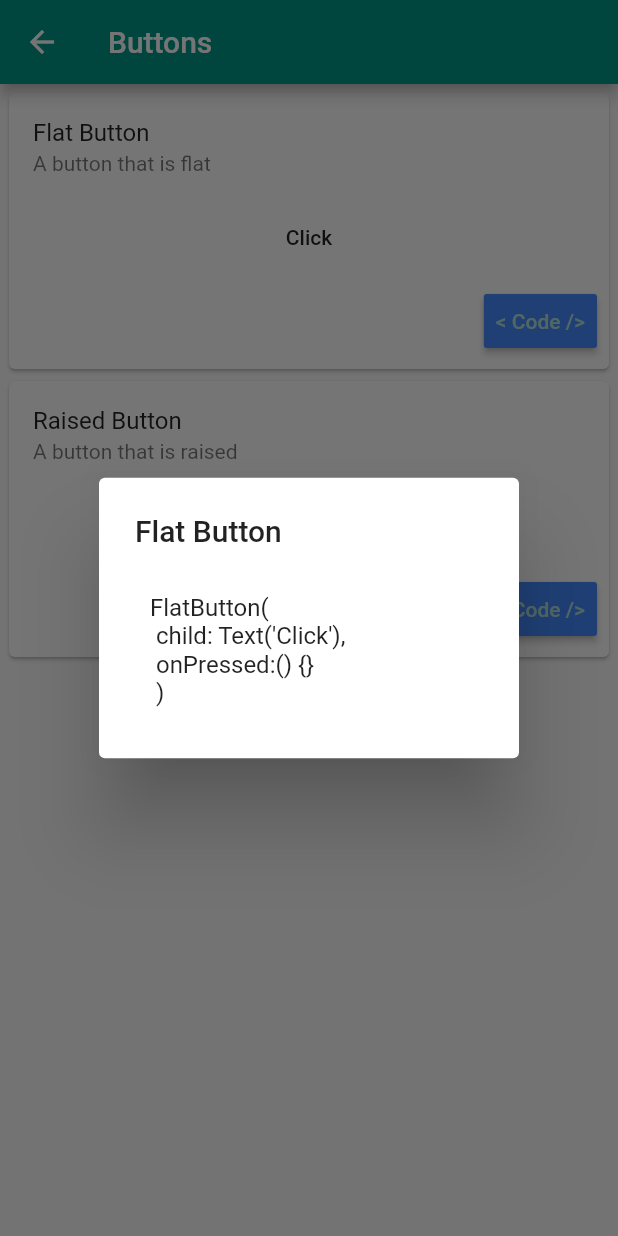
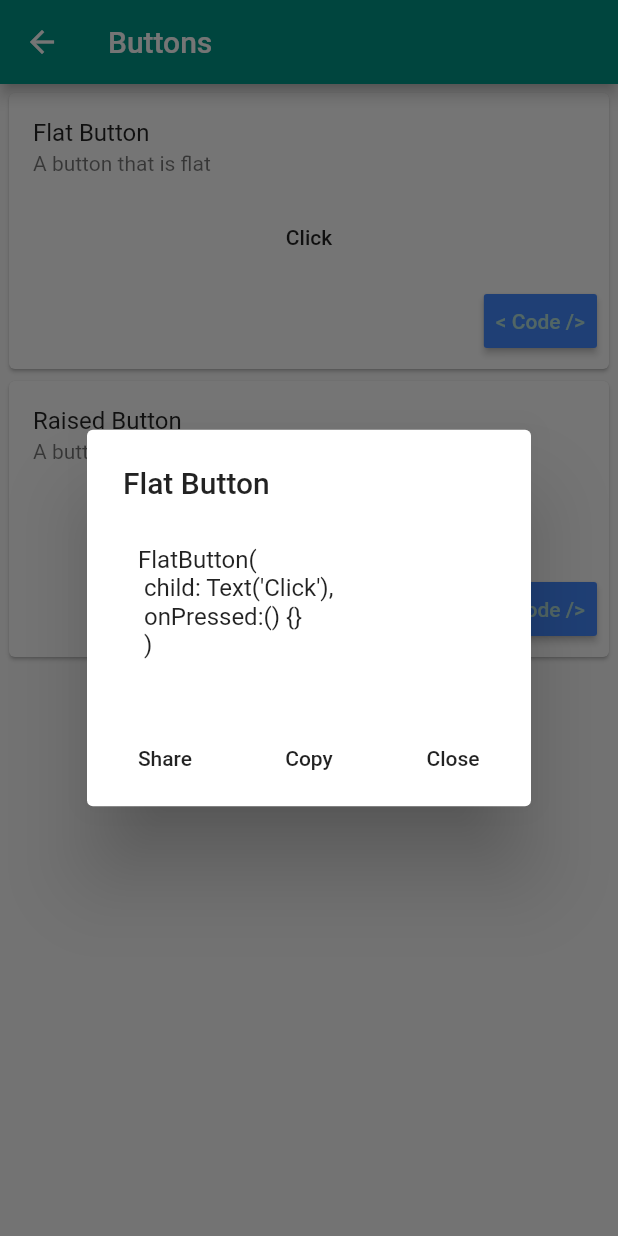
Before and after one commit to Adrieldf/allthewidgets, a Flutter app: the ButtonsPage screen opened directly, after a tap on "< Code />", on a phone screen of 412 x 824 dp. Run offline on Flutter 3.47's test engine with Material 2 defaults, Android fonts, the phone set to English and light mode, and no system bars; our stand-ins replace share.

Commit message:
copy and share code buttons

```diff
--- a/lib/cards/cardWithCodeButton.dart
+++ b/lib/cards/cardWithCodeButton.dart
@@ -1,4 +1,6 @@
 import 'package:flutter/material.dart';
+import 'package:flutter/services.dart';
+import 'package:share/share.dart';
 
 class CardWithCodeButton extends StatelessWidget {
   final Widget widget;
@@ -48,7 +50,28 @@ class CardWithCodeButton extends StatelessWidget {
               crossAxisAlignment: CrossAxisAlignment.center,
               children: <Widget>[Text(this.code)],
             ),
-            ));
+          ),
+          actions: <Widget>[
+            FlatButton(
+              child: Text('Share'),
+              onPressed: () {
+                Share.share(this.code);
+              },
+            ),
+            FlatButton(
+              child: Text('Copy'),
+              onPressed: () {
+                Clipboard.setData(ClipboardData(text: this.code));
+              },
+            ),
+            FlatButton(
+              child: Text('Close'),
+              onPressed: () {
+                Navigator.of(context).pop();
+              },
+            ),
+          ],
+        );
       },
     );
   }
--- a/pubspec.yaml
+++ b/pubspec.yaml
@@ -23,6 +23,7 @@ dependencies:
   # The following adds the Cupertino Icons font to your application.
   # Use with the CupertinoIcons class for iOS style icons.
   cupertino_icons: ^0.1.2
+  share: ^0.5.3
 
 dev_dependencies:
   flutter_test:
```
Also changed, not shown: pubspec.lock, 3 other files. Lines whose indentation alone changed are shown as unchanged.
